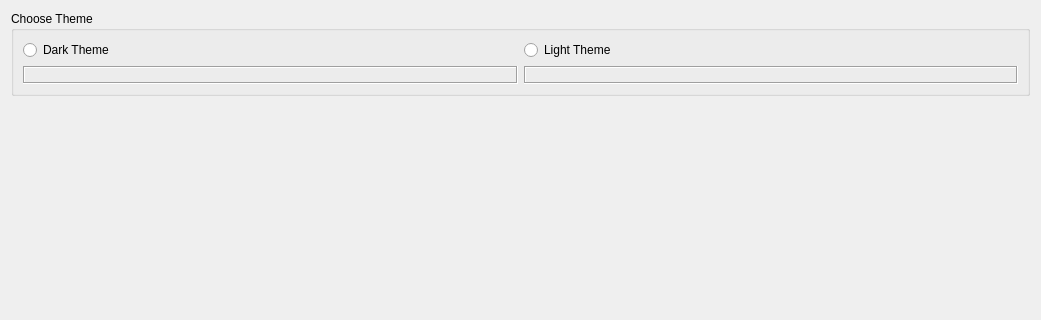
Qt form RedPandaIDE/widgets/choosethemedialog.ui (royqh1979/RedPanda-CPP) before a commit; both pictures show x 0 to 1041 and y 0 to 320 of the 1041 by 593 pixel window.
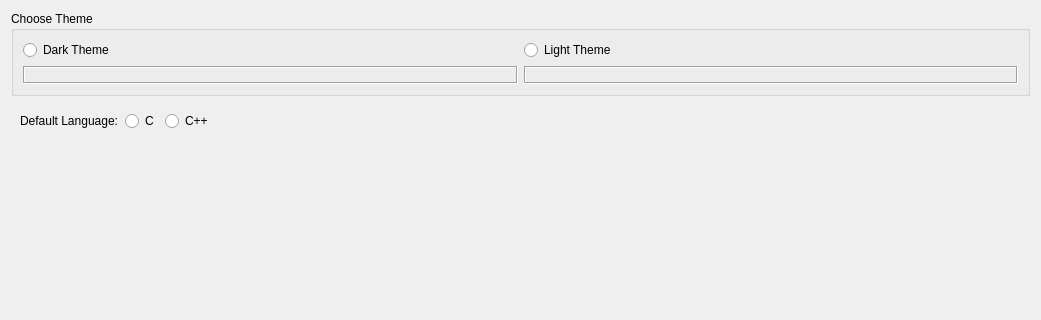
The same form after that commit. Icons and pictures are not drawn.

Commit message: - enhancement: choose default language when first run

What changed in the file:
```diff
--- a/RedPandaIDE/widgets/choosethemedialog.ui
+++ b/RedPandaIDE/widgets/choosethemedialog.ui
@@ -69,6 +69,52 @@
      </layout>
     </widget>
    </item>
+   <item>
+    <widget class="QWidget" name="widget_2" native="true">
+     <layout class="QHBoxLayout" name="horizontalLayout_2">
+      <item>
+       <widget class="QLabel" name="label_3">
+        <property name="text">
+         <string>Default Language:</string>
+        </property>
+       </widget>
+      </item>
+      <item>
+       <widget class="QRadioButton" name="rbC">
+        <property name="text">
+         <string>C</string>
+        </property>
+        <attribute name="buttonGroup">
+         <string notr="true">grpDefaultLanguage</string>
+        </attribute>
+       </widget>
+      </item>
+      <item>
+       <widget class="QRadioButton" name="rbCpp">
+        <property name="text">
+         <string>C++</string>
+        </property>
+        <attribute name="buttonGroup">
+         <string notr="true">grpDefaultLanguage</string>
+        </attribute>
+       </widget>
+      </item>
+      <item>
+       <spacer name="horizontalSpacer_2">
+        <property name="orientation">
+         <enum>Qt::Horizontal</enum>
+        </property>
+        <property name="sizeHint" stdset="0">
+         <size>
+          <width>40</width>
+          <height>20</height>
+         </size>
+        </property>
+       </spacer>
+      </item>
+     </layout>
+    </widget>
+   </item>
    <item>
     <spacer name="verticalSpacer">
      <property name="orientation">
```
Left out of the diff: 3 changed lines with no effect on the pictures. The commit also changes 7 other files.
